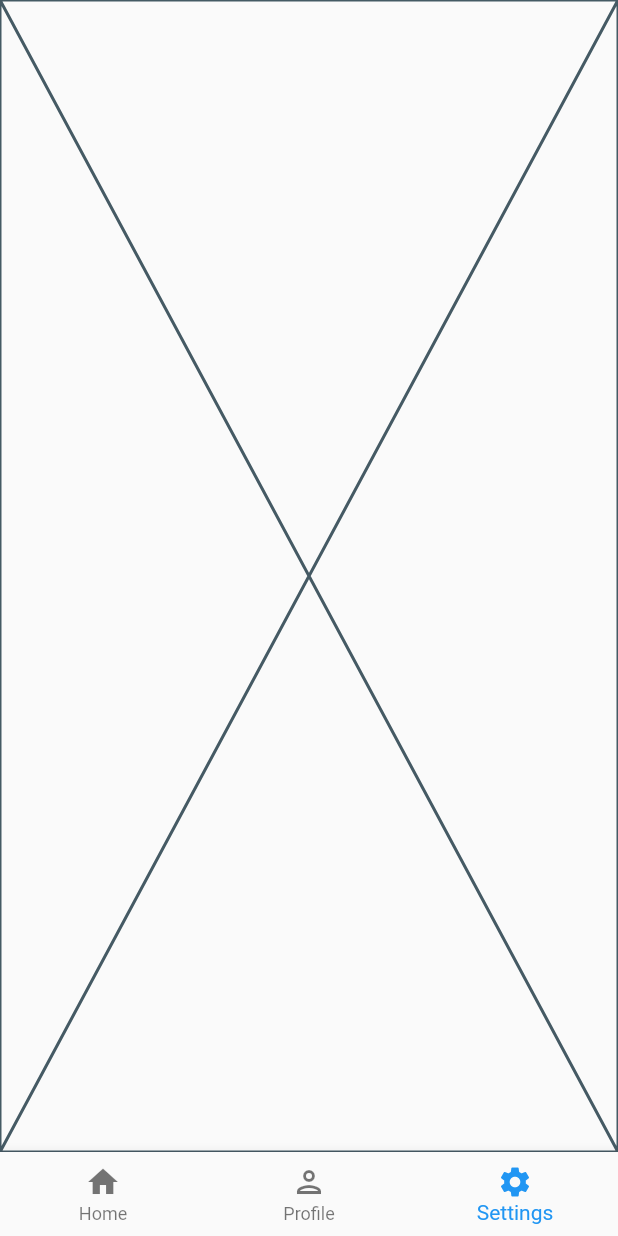
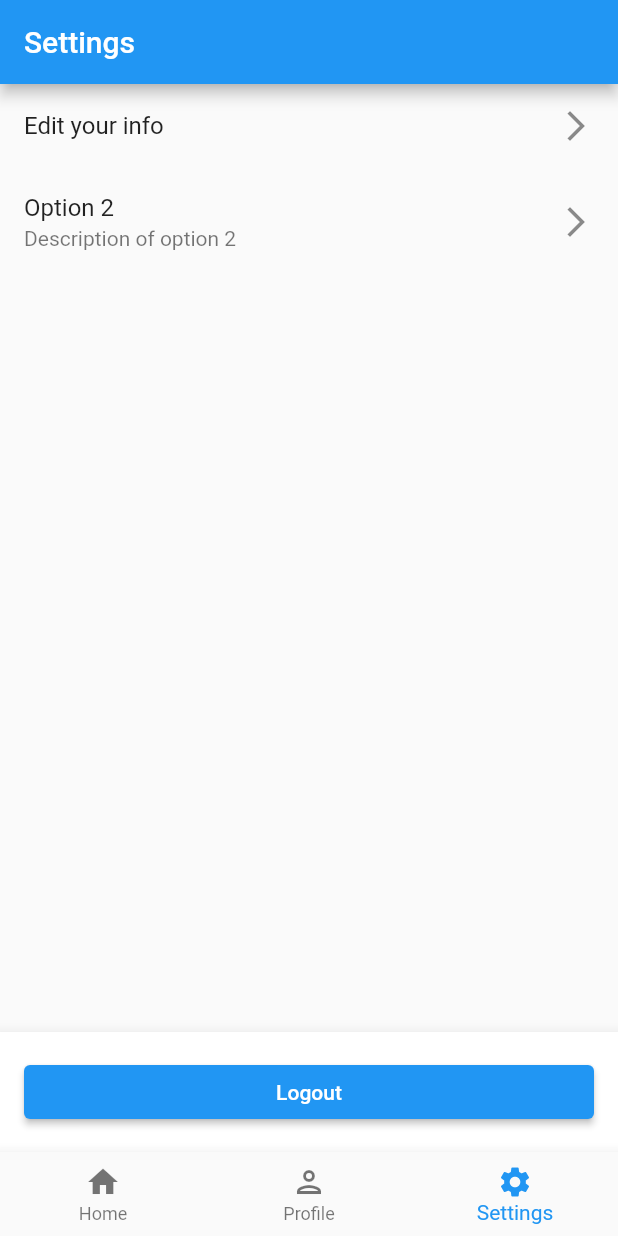
Before and after one commit to Frederikmahipal/hovedopgave, a Flutter app: the screen it shows once a user with an empty profile is signed in, item 3 of the bottom bar chosen, on a phone screen of 412 x 824 dp. Run offline on Flutter 3.47's test engine with Material 2 defaults, Android fonts, the phone set to English and light mode, and no system bars; our stand-ins replace cloud_firestore, firebase_auth, firebase_core; missing offline and left inert: dart:ffi; accounts and stored records are empty.

Commit message:
subcollections and refactor

```diff
--- a/lib/main.dart
+++ b/lib/main.dart
@@ -77,7 +77,7 @@ class _MyAppState extends State<MyApp> {
       case 1:
         return ProfilePage(userId: _user!.uid);
       case 2:
-        return settingsPage();
+        return SettingsPage();
       default:
         return HomePage();
     }
--- a/lib/view/settingspage.dart
+++ b/lib/view/settingspage.dart
@@ -1,22 +1,69 @@
 import 'package:flutter/src/widgets/framework.dart';
 import 'package:flutter/src/widgets/placeholder.dart';
 
-class settingsPage extends StatefulWidget {
+import 'package:flutter/material.dart';
+import 'package:firebase_auth/firebase_auth.dart';
+import 'package:hovedopgave_app/view/updatePage.dart';
+
+
+import '../view-prelogin/login_screen.dart';
+
+class SettingsPage extends StatefulWidget {
   @override
-  State<settingsPage> createState() => _settingsPageState();
+  _SettingsPageState createState() => _SettingsPageState();
 }
 
-class _settingsPageState extends State<settingsPage> {
-  int _selectedIndex = 2;
+class _SettingsPageState extends State<SettingsPage> {
+  final FirebaseAuth _auth = FirebaseAuth.instance;
+  int selectedIndex = 2;
 
-  void _onItemTapped(int index) {
-    setState(() {
-      _selectedIndex = index;
-    });
+  void _logout() async {
+    await _auth.signOut();
+    Navigator.of(context).pushReplacement(
+      MaterialPageRoute(builder: (context) => LoginScreen()),
+    );
   }
 
   @override
   Widget build(BuildContext context) {
-    return const Placeholder();
+    return Scaffold(
+      appBar: AppBar(
+        title: Text('Settings'),
+      ),
+      body: ListView(
+        children: [
+          ListTile(
+            title: Text('Edit your info'),
+            trailing: Icon(Icons.arrow_forward_ios),
+            onTap: () {
+             Navigator.push(
+                            context,
+                            MaterialPageRoute(
+                                builder: (context) => UpdateProfilePage()),
+                          );
+              // Handle option 1 tap
+            },
+          ),
+          ListTile(
+            title: Text('Option 2'),
+            subtitle: Text('Description of option 2'),
+            trailing: Icon(Icons.arrow_forward_ios),
+            onTap: () {
+              // Handle option 2 tap
+            },
+          ),
+          // Add more ListTiles for other settings options
+        ],
+      ),
+      bottomNavigationBar: BottomAppBar(
+        child: Padding(
+          padding: EdgeInsets.all(16.0),
+          child: ElevatedButton(
+            onPressed: _logout,
+            child: Text('Logout'),
+          ),
+        ),
+      ),
+    );
   }
 }
--- a/pubspec.yaml
+++ b/pubspec.yaml
@@ -46,7 +46,6 @@ dependencies:
   email_validator: ^2.1.17
   rxdart: ^0.27.7
   cloud_firestore: ^4.5.3
-  camera: ^0.10.5
 
 dev_dependencies:
   flutter_test:
```
Also changed, not shown: lib/repository/team_repository.dart (+25 -16 lines), lib/view/homepage.dart (+30 -13 lines), lib/view/teams/joinTeamPage.dart (+10 -0 lines), lib/view/updatePage.dart (added, +94 -0 lines), pubspec.lock.
